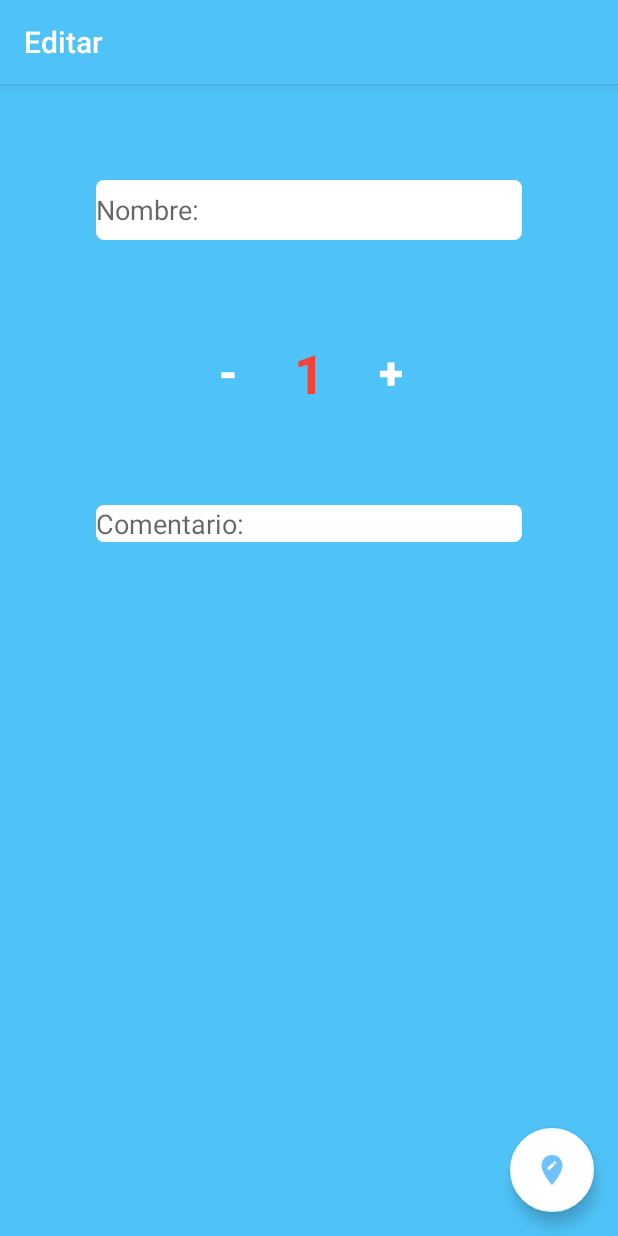
After one commit to ByFalcon/GeolocalizacionFinal, an Android app: the Editar screen opened directly, with no data from a screen before it, on a phone screen of 412 x 824 dp. The commit adds this screen. Run offline under Robolectric (Android 15) with nearby library versions, the phone set to English and light mode, and no system bars; our stand-ins replace Firebase (no records; nobody signed in at launch, a user with empty details on screens opened directly); 3 statements that could not run were skipped.

Commit message:
Funciona editar, falta borrar firebase y iniciar sesion automaticamente

```diff
--- /dev/null
+++ b/app/src/main/java/com/example/danie/geolocalizacionfinal/Editar.java
@@ -0,0 +1,120 @@
+package com.example.danie.geolocalizacionfinal;
+
+import android.content.Intent;
+import android.os.Bundle;
+import android.support.annotation.NonNull;
+import android.support.design.widget.FloatingActionButton;
+import android.support.design.widget.Snackbar;
+import android.support.v7.app.AppCompatActivity;
+import android.support.v7.widget.Toolbar;
+import android.view.View;
+import android.widget.Button;
+import android.widget.EditText;
+import android.widget.TextView;
+import android.widget.Toast;
+
+import com.google.android.gms.tasks.OnCompleteListener;
+import com.google.android.gms.tasks.Task;
+import com.google.firebase.auth.FirebaseAuth;
+import com.google.firebase.auth.FirebaseUser;
+import com.google.firebase.database.DatabaseReference;
+import com.google.firebase.database.FirebaseDatabase;
+
+import java.util.HashMap;
+import java.util.Map;
+
+public class Editar extends AppCompatActivity {
+
+    private TextView tvPuntosEditar;
+    private EditText etNombreEditar, etComentarioEditar;
+    private Button btMenosEditar, btMasEditar;
+
+    Lugar l;
+
+    GestorLugar gestor;
+
+    private Firebase firebase;
+    private FirebaseAuth firebaseAuth;
+    private FirebaseDatabase firebaseDatabase;
+    private FirebaseUser firebaseUser;
+    private DatabaseReference databaseReference;
+
+    @Override
+    protected void onCreate(Bundle savedInstanceState) {
+        super.onCreate(savedInstanceState);
+        setContentView(R.layout.activity_editar);
+        Toolbar toolbar = findViewById(R.id.toolbar);
+        setSupportActionBar(toolbar);
+
+        init();
+
+        Intent i = getIntent();
+        l = i.getParcelableExtra("lugarEditar");
+
+        etNombreEditar.setText(l.getNombre());
+        tvPuntosEditar.setText(l.getPuntuacion() + "");
+        etComentarioEditar.setText(l.getComentario());
+
+        btMenosEditar.setOnClickListener(new View.OnClickListener() {
+            @Override
+            public void onClick(View v) {
+                int puntuacion = Integer.parseInt(tvPuntosEditar.getText().toString());
+                if (puntuacion > 1) {
+                    puntuacion--;
+                    tvPuntosEditar.setText(String.valueOf(puntuacion));
+                }
+            }
+        });
+
+        btMasEditar.setOnClickListener(new View.OnClickListener() {
+            @Override
+            public void onClick(View v) {
+                int puntuacion = Integer.parseInt(tvPuntosEditar.getText().toString());
+                if (puntuacion < 5) {
+                    puntuacion++;
+                    tvPuntosEditar.setText(String.valueOf(puntuacion));
+                }
+            }
+        });
+
+        FloatingActionButton fab = findViewById(R.id.fab);
+        fab.setOnClickListener(new View.OnClickListener() {
+            @Override
+            public void onClick(View view) {
+                l.setNombre(etNombreEditar.getText().toString());
+                l.setPuntuacion(Integer.parseInt(tvPuntosEditar.getText().toString()));
+                l.setComentario(etComentarioEditar.getText().toString());
+                Map<String, Object> saveItem = new HashMap<>();
+                String key = l.getKey();
+                saveItem.put("/usuarios/"+ firebaseUser.getUid() + "-" + firebaseUser.getDisplayName() +
+                        "/lugar/" + key + "/", l.toMap());
+                databaseReference.updateChildren(saveItem).addOnCompleteListener(new OnCompleteListener<Void>() {
+                    @Override
+                    public void onComplete(@NonNull Task<Void> task) {
+                        Intent intent = new Intent(getApplicationContext(), MainActivity.class);
+                        Toast.makeText(getApplicationContext(), "Se ha editado en firebase", Toast.LENGTH_SHORT).show();
+                        long nunmç = gestor.edit(l);
+                        startActivity(intent);
+                    }
+                });
+            }
+        });
+    }
+
+    public void init(){
+        tvPuntosEditar = findViewById(R.id.textViewPuntosEditar);
+        etNombreEditar = findViewById(R.id.editTextNombreEditar);
+        etComentarioEditar = findViewById(R.id.editTextComentarioEditar);
+        btMenosEditar = findViewById(R.id.buttonMenosEditar);
+        btMasEditar = findViewById(R.id.buttonMasEditar);
+
+        firebase = new Firebase(getApplicationContext());
+        firebaseAuth = FirebaseAuth.getInstance();
+        firebaseDatabase = FirebaseDatabase.getInstance();
+        databaseReference = firebaseDatabase.getReference();
+        firebaseUser = firebase.getUsuario();
+
+        gestor = new GestorLugar(this, true);
+    }
+
+}
--- a/app/src/main/java/com/example/danie/geolocalizacionfinal/IniciarSesion.java
+++ b/app/src/main/java/com/example/danie/geolocalizacionfinal/IniciarSesion.java
@@ -25,7 +25,6 @@ public class IniciarSesion extends AppCompatActivity {
     private EditText etEmailIS, etContraIS;
     private CheckBox checkBox;
     private Firebase firebase;
-    private FirebaseUser firebaseUser;
     private FirebaseAuth firebaseAuth;
     PreferenciasCompartidas preferenciasCompartidas;
 
--- /dev/null
+++ b/app/src/main/res/drawable-anydpi/ic_edit_place.xml
@@ -0,0 +1,10 @@
+<vector xmlns:android="http://schemas.android.com/apk/res/android"
+    android:width="24dp"
+    android:height="24dp"
+    android:viewportWidth="24"
+    android:viewportHeight="24"
+    android:tint="#6FC2FF">
+    <path
+        android:fillColor="#FF000000"
+        android:pathData="M12,2C8.14,2 5,5.14 5,9c0,5.25 7,13 7,13s7,-7.75 7,-13c0,-3.86 -3.14,-7 -7,-7zM10.44,12L9,12v-1.44l3.35,-3.34 1.43,1.43L10.44,12zM14.89,7.55l-0.7,0.7 -1.44,-1.44 0.7,-0.7c0.15,-0.15 0.39,-0.15 0.54,0l0.9,0.9c0.15,0.15 0.15,0.39 0,0.54z"/>
+</vector>
--- /dev/null
+++ b/app/src/main/res/drawable/ic_edit_location_black_24dp.xml
@@ -0,0 +1,5 @@
+<vector android:height="24dp" android:tint="#578CFF"
+    android:viewportHeight="24.0" android:viewportWidth="24.0"
+    android:width="24dp" xmlns:android="http://schemas.android.com/apk/res/android">
+    <path android:fillColor="#FF000000" android:pathData="M12,2C8.14,2 5,5.14 5,9c0,5.25 7,13 7,13s7,-7.75 7,-13c0,-3.86 -3.14,-7 -7,-7zM10.44,12L9,12v-1.44l3.35,-3.34 1.43,1.43L10.44,12zM14.89,7.55l-0.7,0.7 -1.44,-1.44 0.7,-0.7c0.15,-0.15 0.39,-0.15 0.54,0l0.9,0.9c0.15,0.15 0.15,0.39 0,0.54z"/>
+</vector>
--- /dev/null
+++ b/app/src/main/res/drawable/ic_edit_white_24dp.xml
@@ -0,0 +1,5 @@
+<vector android:height="24dp" android:tint="#FFFFFF"
+    android:viewportHeight="24.0" android:viewportWidth="24.0"
+    android:width="24dp" xmlns:android="http://schemas.android.com/apk/res/android">
+    <path android:fillColor="#FF000000" android:pathData="M3,17.25V21h3.75L17.81,9.94l-3.75,-3.75L3,17.25zM20.71,7.04c0.39,-0.39 0.39,-1.02 0,-1.41l-2.34,-2.34c-0.39,-0.39 -1.02,-0.39 -1.41,0l-1.83,1.83 3.75,3.75 1.83,-1.83z"/>
+</vector>
--- /dev/null
+++ b/app/src/main/res/layout/activity_editar.xml
@@ -0,0 +1,34 @@
+<?xml version="1.0" encoding="utf-8"?>
+<android.support.design.widget.CoordinatorLayout xmlns:android="http://schemas.android.com/apk/res/android"
+    xmlns:app="http://schemas.android.com/apk/res-auto"
+    xmlns:tools="http://schemas.android.com/tools"
+    android:layout_width="match_parent"
+    android:layout_height="match_parent"
+    tools:context=".Editar">
+
+    <android.support.design.widget.AppBarLayout
+        android:layout_width="match_parent"
+        android:layout_height="wrap_content"
+        android:theme="@style/AppTheme.AppBarOverlay">
+
+        <android.support.v7.widget.Toolbar
+            android:id="@+id/toolbar"
+            android:layout_width="match_parent"
+            android:layout_height="?attr/actionBarSize"
+            android:background="?attr/colorPrimary"
+            app:popupTheme="@style/AppTheme.PopupOverlay" />
+
+    </android.support.design.widget.AppBarLayout>
+
+    <include layout="@layout/content_editar" />
+
+    <android.support.design.widget.FloatingActionButton
+        android:id="@+id/fab"
+        android:layout_width="wrap_content"
+        android:layout_height="wrap_content"
+        android:layout_gravity="bottom|end"
+        android:layout_margin="@dimen/fab_margin"
+        app:backgroundTint="@android:color/white"
+        app:srcCompat="@drawable/ic_edit_place" />
+
+</android.support.design.widget.CoordinatorLayout>
--- /dev/null
+++ b/app/src/main/res/layout/content_editar.xml
@@ -0,0 +1,93 @@
+<?xml version="1.0" encoding="utf-8"?>
+<android.support.constraint.ConstraintLayout xmlns:android="http://schemas.android.com/apk/res/android"
+    xmlns:app="http://schemas.android.com/apk/res-auto"
+    xmlns:tools="http://schemas.android.com/tools"
+    android:layout_width="match_parent"
+    android:layout_height="match_parent"
+    android:background="@color/colorPrimary"
+    app:layout_behavior="@string/appbar_scrolling_view_behavior"
+    tools:context=".Editar"
+    tools:showIn="@layout/activity_editar">
+
+    <EditText
+        android:id="@+id/editTextNombreEditar"
+        android:layout_width="0dp"
+        android:layout_height="40dp"
+        android:layout_marginStart="64dp"
+        android:layout_marginLeft="64dp"
+        android:layout_marginTop="64dp"
+        android:layout_marginEnd="64dp"
+        android:layout_marginRight="64dp"
+        android:background="@drawable/campos_de_texto_redondeados"
+        android:ems="10"
+        android:hint="Nombre: "
+        android:inputType="textCapSentences"
+        app:layout_constraintEnd_toEndOf="parent"
+        app:layout_constraintStart_toStartOf="parent"
+        app:layout_constraintTop_toTopOf="parent" />
+
+    <EditText
+        android:id="@+id/editTextComentarioEditar"
+        android:layout_width="0dp"
+        android:layout_height="wrap_content"
+        android:layout_marginStart="64dp"
+        android:layout_marginLeft="64dp"
+        android:layout_marginTop="64dp"
+        android:layout_marginEnd="64dp"
+        android:layout_marginRight="64dp"
+        android:background="@drawable/campos_de_texto_redondeados"
+        android:ems="10"
+        android:gravity="start|top"
+        android:hint="Comentario: "
+        android:inputType="textCapSentences|textMultiLine"
+        app:layout_constraintEnd_toEndOf="parent"
+        app:layout_constraintStart_toStartOf="parent"
+        app:layout_constraintTop_toBottomOf="@+id/textViewPuntosEditar" />
+
+    <TextView
+        android:id="@+id/textViewPuntosEditar"
+        android:layout_width="wrap_content"
+        android:layout_height="wrap_content"
+        android:layout_marginTop="64dp"
+        android:text="1"
+        android:textColor="#F44336"
+        android:textSize="36sp"
+        android:textStyle="bold"
+        app:layout_constraintEnd_toStartOf="@+id/buttonMasEditar"
+        app:layout_constraintHorizontal_bias="0.5"
+        app:layout_constraintHorizontal_chainStyle="packed"
+        app:layout_constraintStart_toEndOf="@+id/buttonMenosEditar"
+        app:layout_constraintTop_toBottomOf="@+id/editTextNombreEditar" />
+
+    <Button
+        android:id="@+id/buttonMenosEditar"
+        android:layout_width="wrap_content"
+        android:layout_height="wrap_content"
+        android:layout_marginTop="64dp"
+        android:background="@android:color/transparent"
+        android:text="-"
+        android:textColor="#FFFFFF"
+        android:textSize="30sp"
+        android:textStyle="bold"
+        app:layout_constraintEnd_toStartOf="@+id/textViewPuntosEditar"
+        app:layout_constraintHorizontal_bias="0.5"
+        app:layout_constraintHorizontal_chainStyle="packed"
+        app:layout_constraintStart_toStartOf="parent"
+        app:layout_constraintTop_toBottomOf="@+id/editTextNombreEditar" />
+
+    <Button
+        android:id="@+id/buttonMasEditar"
+        android:layout_width="wrap_content"
+        android:layout_height="wrap_content"
+        android:layout_marginTop="64dp"
+        android:background="@android:color/transparent"
+        android:text="+"
+        android:textColor="#FFFFFF"
+        android:textSize="30sp"
+        android:textStyle="bold"
+        app:layout_constraintEnd_toEndOf="parent"
+        app:layout_constraintHorizontal_bias="0.5"
+        app:layout_constraintHorizontal_chainStyle="packed"
+        app:layout_constraintStart_toEndOf="@+id/textViewPuntosEditar"
+        app:layout_constraintTop_toBottomOf="@+id/editTextNombreEditar" />
+</android.support.constraint.ConstraintLayout>
--- a/app/src/main/res/menu/menu_detail.xml
+++ b/app/src/main/res/menu/menu_detail.xml
@@ -7,4 +7,9 @@
         android:icon="@drawable/ic_delete_white_24dp"
         android:title="Eliminar"
         app:showAsAction="always" />
+    <item
+        android:id="@+id/editar_lugar"
+        android:icon="@drawable/ic_edit_white_24dp"
+        android:title="Editar"
+        app:showAsAction="always"/>
 </menu>
--- a/app/src/main/res/values/strings.xml
+++ b/app/src/main/res/values/strings.xml
@@ -16,4 +16,5 @@
     <string name="title_activity_iniciar_sesion">IniciarSesion</string>
     <string name="title_activity_registrarse">Registrarse</string>
     <string name="title_activity_recuperar_contra">RecuperarContra</string>
+    <string name="title_activity_editar">Editar</string>
 </resources>
```
Also changed, not shown: app/src/main/AndroidManifest.xml (+10 -6 lines), app/src/main/java/com/example/danie/geolocalizacionfinal/Detail.java (+36 -5 lines), app/src/main/java/com/example/danie/geolocalizacionfinal/Firebase.java (+10 -14 lines), app/src/main/java/com/example/danie/geolocalizacionfinal/MainActivity.java (+18 -8 lines), app/src/main/res/drawable-hdpi/ic_edit_place.png (added), app/src/main/res/drawable-mdpi/ic_edit_place.png (added), app/src/main/res/drawable-xhdpi/ic_edit_place.png (added), app/src/main/res/drawable-xxhdpi/ic_edit_place.png (added).
